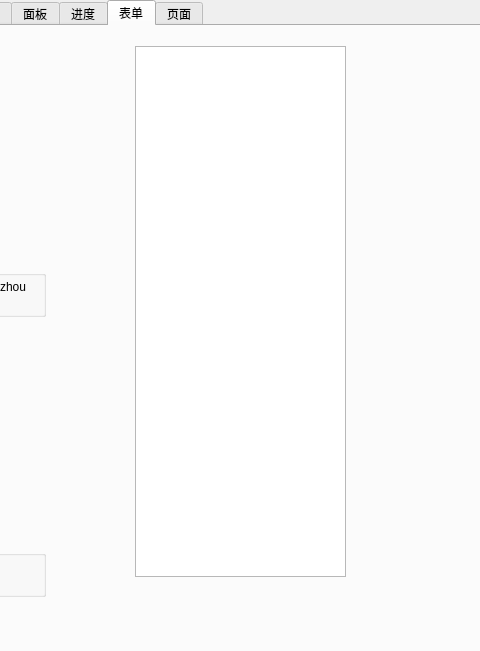
Before: the Qt Designer form examples/mainwindow.ui in yyx-dev/qt-element-ui, drawn with Qt 5; both pictures show x 337 to 817 and y 0 to 651 of the 1280 by 800 pixel window.
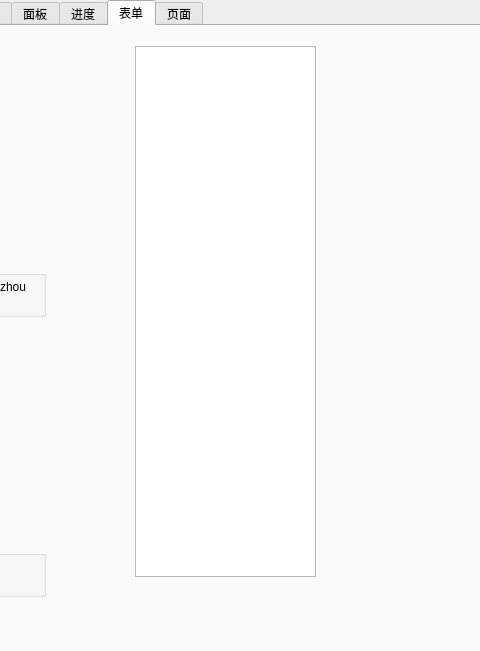
After: the same form once the commit is applied. The open tabs and pages were chosen to show the change. Custom widgets are drawn as their Qt base class.

```diff
--- a/examples/mainwindow.ui
+++ b/examples/mainwindow.ui
@@ -2184,7 +2184,7 @@
        <rect>
         <x>470</x>
         <y>20</y>
-        <width>211</width>
+        <width>181</width>
         <height>531</height>
        </rect>
       </property>
@@ -2197,6 +2197,19 @@
        </property>
       </column>
      </widget>
+     <widget class="Element::Stack" name="stack">
+      <property name="geometry">
+       <rect>
+        <x>660</x>
+        <y>20</y>
+        <width>461</width>
+        <height>431</height>
+       </rect>
+      </property>
+      <property name="currentIndex">
+       <number>-1</number>
+      </property>
+     </widget>
     </widget>
     <widget class="QWidget" name="tab_10">
      <attribute name="title">
@@ -2453,7 +2466,13 @@
   <customwidget>
    <class>Element::Tabs</class>
    <extends>QTabWidget</extends>
-   <header location="global">tabs.h</header>
+   <header>tabs.h</header>
+   <container>1</container>
+  </customwidget>
+  <customwidget>
+   <class>Element::Stack</class>
+   <extends>QStackedWidget</extends>
+   <header>stack.h</header>
    <container>1</container>
   </customwidget>
  </customwidgets>
```
Left out of the diff: 58 changed lines with no effect on the pictures.
